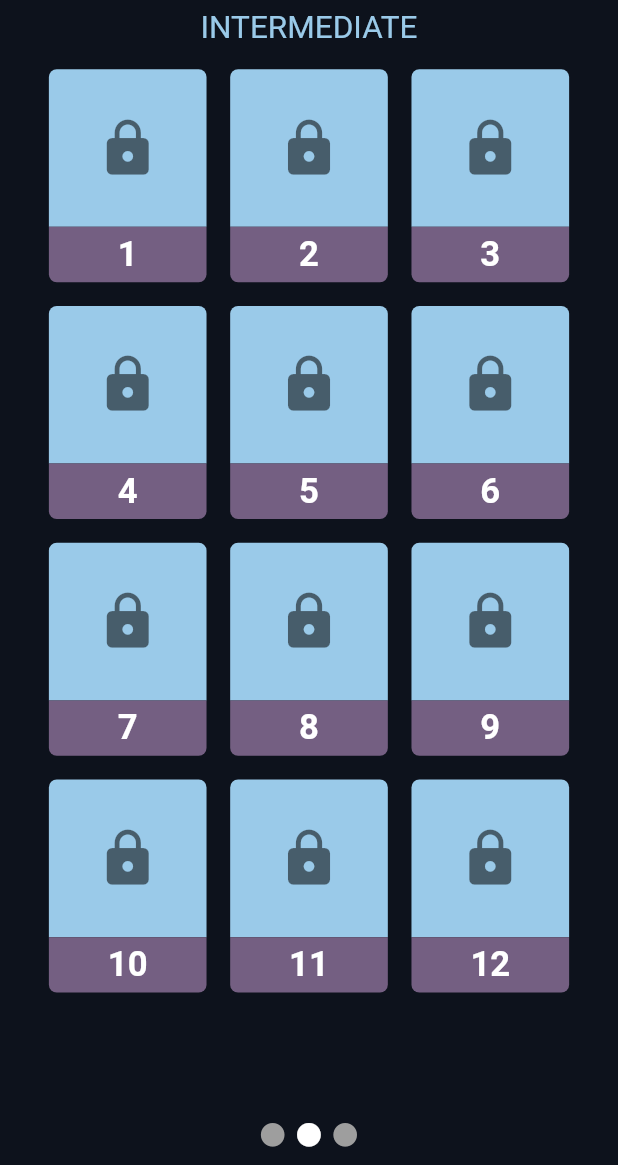
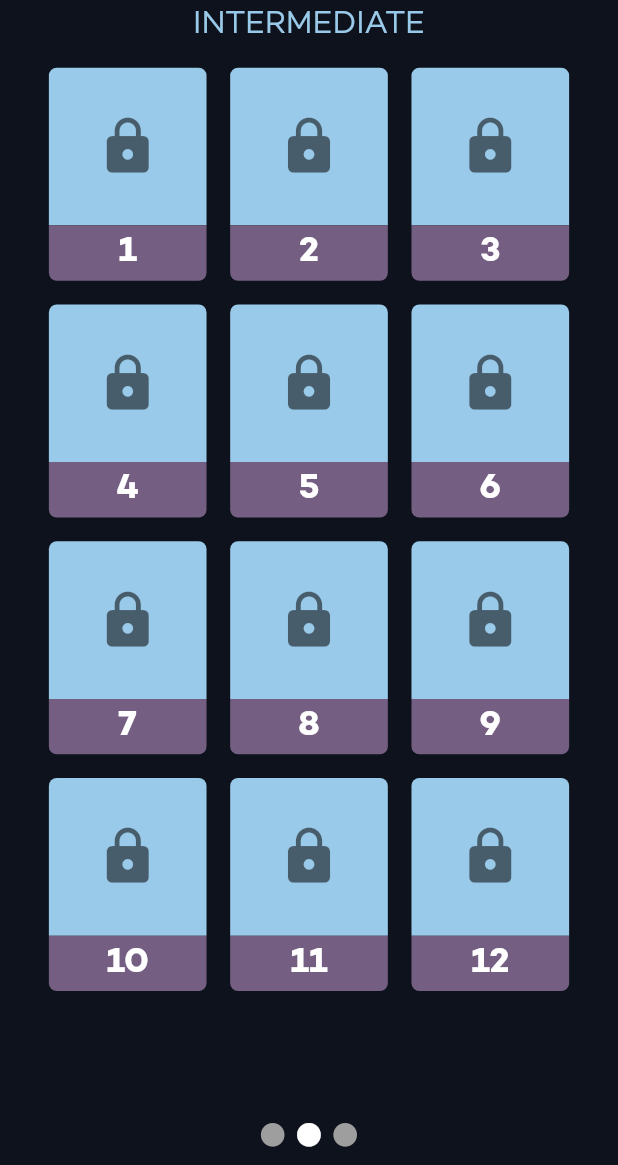
Before and after one commit to Shalomjohn/Milonga, a Flutter app: the screen it shows after launch, after a tap on "INTERMEDIATE", on a phone screen of 412 x 824 dp, the part 71-1236 px from its top. Run offline on Flutter 3.47's test engine with Material 2 defaults, Android fonts, the phone set to English and light mode, and no system bars; our stand-ins replace dio, flutter_screenutil, font_awesome_flutter, share_plus, shared_preferences, video_player.

Commit message:
changed icons and font

```diff
--- a/lib/main.dart
+++ b/lib/main.dart
@@ -21,12 +21,13 @@ class MyApp extends StatelessWidget {
           return ChangeNotifierProvider<LessonsManager>(
             create: (context) => LessonsManager(),
             child: MaterialApp(
-              title: 'Dance App',
+              title: 'Milonga',
               theme: ThemeData(
+                fontFamily: "Campton",
                 primarySwatch: Colors.blueGrey,
                 scaffoldBackgroundColor: scaffoldColor,
               ),
-              home: const MyHomePage(title: 'Dance App'),
+              home: const MyHomePage(title: 'Milonga'),
             ),
           );
         });
```
Also changed, not shown: pubspec.yaml (+8 -6 lines), assets/fonts/Campton/CamptonBold.otf (added), assets/fonts/Campton/CamptonBook.otf (added), assets/fonts/Campton/CamptonBookItalic.otf (added), 46 other files.
